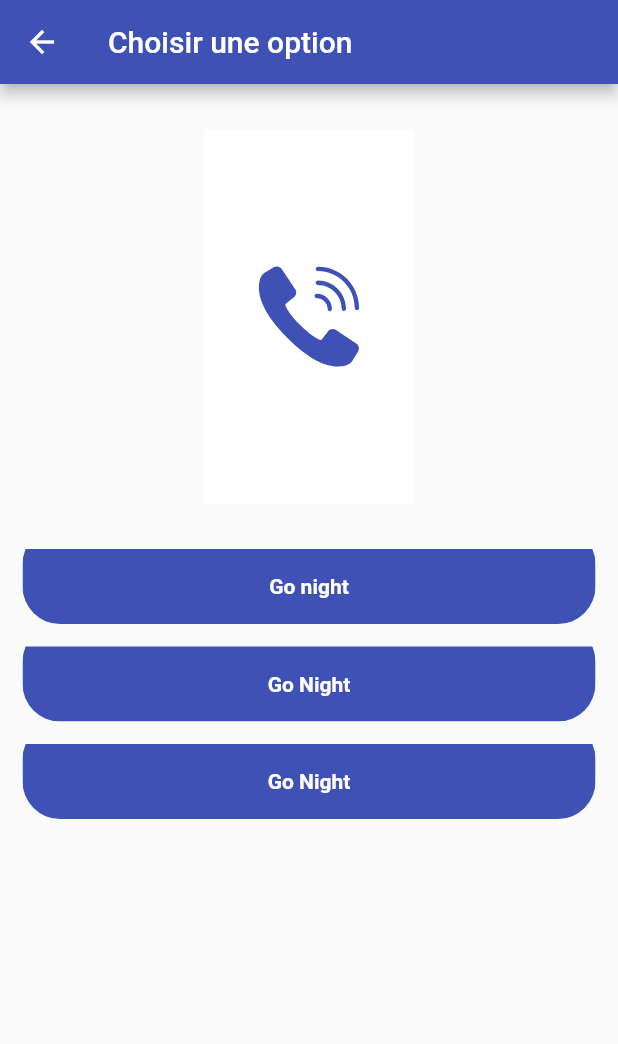
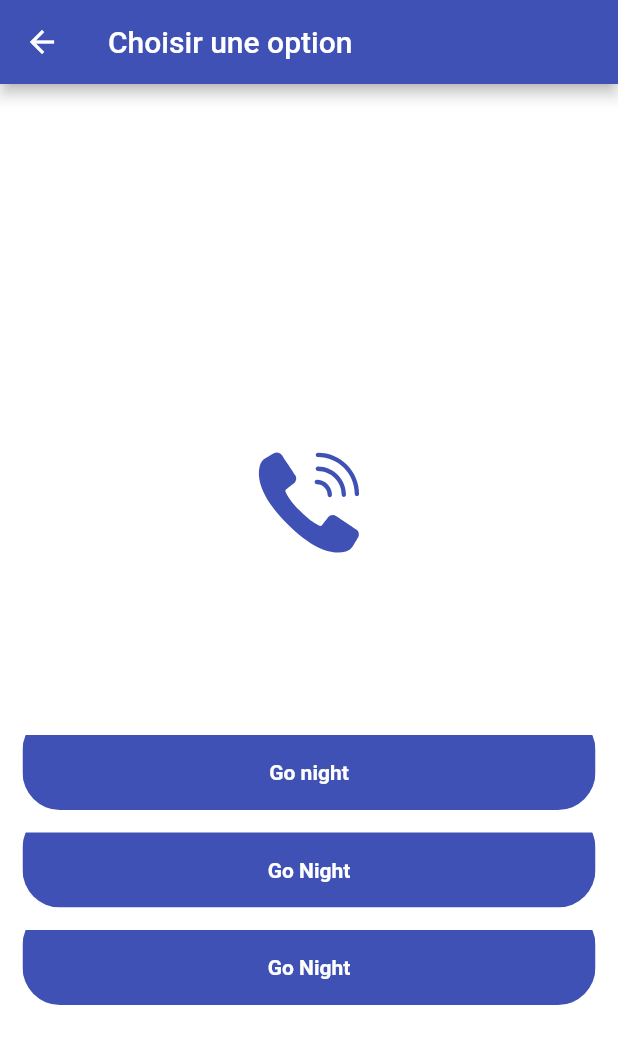
Before and after one commit to AdamMusa/cashmanager, a Flutter app: the ChoiceOptionAppel screen opened directly, on a phone screen of 412 x 824 dp. Shown: the top 1044 px of the screen. Run offline on Flutter 3.47's test engine with Material 2 defaults, Android fonts, the phone set to English and light mode, and no system bars; our stand-ins replace curved_navigation_bar, get, lottie; missing offline and left inert: ussd_advanced.

Commit message:
added background color

```diff
--- a/lib/widget/choice_option_appel.dart
+++ b/lib/widget/choice_option_appel.dart
@@ -23,17 +23,18 @@ class ChoiceOptionAppel extends StatelessWidget {
   @override
   Widget build(BuildContext context) {
     return Scaffold(
+      backgroundColor: Colors.white,
       appBar: AppBar(
         backgroundColor: Colors.indigo,
         title: const Text("Choisir une option"),
       ),
-      body: Padding(
+      body: Container(
+        alignment: Alignment.center,
         padding: const EdgeInsets.only(left: 15,right: 15),
         child: SingleChildScrollView(
           child: Column(
             mainAxisAlignment: MainAxisAlignment.center,
             children: [
-              const SizedBox(height: 30),
               Lottie.asset("assets/lottie/moov.json",height: 250),
               const SizedBox(height: 15),
              itemOption(context,onTap: ()=>Get.to(
--- a/lib/widget/send_money.dart
+++ b/lib/widget/send_money.dart
@@ -8,9 +8,11 @@ class SendMoney extends StatelessWidget {
   Widget build(BuildContext context) {
     return Scaffold(
       appBar: AppBar(
-        backgroundColor: Colors.indigo
+        backgroundColor: Colors.indigo,
+        title:const  Text("Envoyez l'argent")
       ),
       body: Container(
+        alignment: Alignment.center,
         padding: const EdgeInsets.only(left:15,right: 15),
         child: SingleChildScrollView(
           child: Form(
--- a/pubspec.yaml
+++ b/pubspec.yaml
@@ -40,6 +40,7 @@ dependencies:
   flutter_native_splash: ^2.1.6
   flutter_launcher_icons: ^0.9.2
   get: ^4.6.1
+  delayed_display: ^2.0.0
 
 dev_dependencies:
   flutter_test:
```
Also changed, not shown: pubspec.lock.
